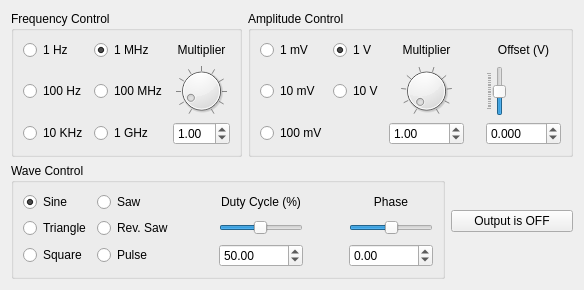
Above: instruments/signal_gen.ui from pfjarschel/virtual-telecom-lab before the change. Below: the same form after it.
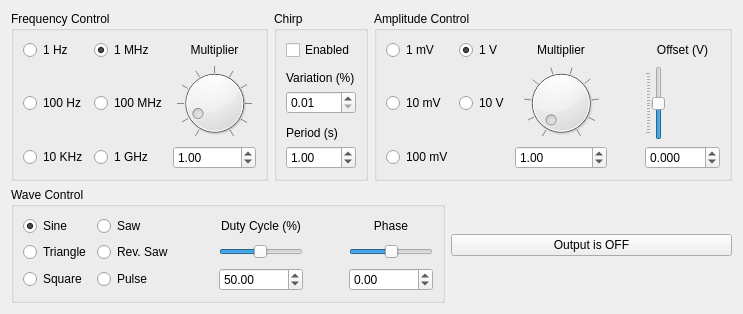
That is the form after the change.

The edit to the form file:
```diff
--- a/instruments/signal_gen.ui
+++ b/instruments/signal_gen.ui
@@ -6,8 +6,8 @@
    <rect>
     <x>0</x>
     <y>0</y>
-    <width>584</width>
-    <height>289</height>
+    <width>743</width>
+    <height>314</height>
    </rect>
   </property>
   <property name="windowTitle">
@@ -25,31 +25,7 @@
         <string>Frequency Control</string>
        </property>
        <layout class="QGridLayout" name="gridLayout_2">
-        <item row="0" column="1">
-         <widget class="QRadioButton" name="f1mhzCheck">
-          <property name="text">
-           <string>1 MHz</string>
-          </property>
-          <property name="checked">
-           <bool>true</bool>
-          </property>
-         </widget>
-        </item>
-        <item row="1" column="0">
-         <widget class="QRadioButton" name="f100hzCheck">
-          <property name="text">
-           <string>100 Hz</string>
-          </property>
-         </widget>
-        </item>
-        <item row="3" column="0">
-         <widget class="QRadioButton" name="f10khzCheck">
-          <property name="text">
-           <string>10 KHz</string>
-          </property>
-         </widget>
-        </item>
-        <item row="1" column="2">
+        <item row="3" column="2">
          <widget class="QDial" name="fmultDial">
           <property name="minimum">
            <number>10</number>
@@ -74,17 +50,7 @@
           </property>
          </widget>
         </item>
-        <item row="1" column="1">
-         <widget class="QRadioButton" name="f100mhzCheck">
-          <property name="text">
-           <string>100 MHz</string>
-          </property>
-          <property name="checked">
-           <bool>false</bool>
-          </property>
-         </widget>
-        </item>
-        <item row="3" column="1">
+        <item row="5" column="1">
          <widget class="QRadioButton" name="f1ghzCheck">
           <property name="text">
            <string>1 GHz</string>
@@ -98,6 +64,40 @@
           </property>
          </widget>
         </item>
+        <item row="3" column="1">
+         <widget class="QRadioButton" name="f100mhzCheck">
+          <property name="text">
+           <string>100 MHz</string>
+          </property>
+          <property name="checked">
+           <bool>false</bool>
+          </property>
+         </widget>
+        </item>
+        <item row="3" column="0">
+         <widget class="QRadioButton" name="f100hzCheck">
+          <property name="text">
+           <string>100 Hz</string>
+          </property>
+         </widget>
+        </item>
+        <item row="0" column="1">
+         <widget class="QRadioButton" name="f1mhzCheck">
+          <property name="text">
+           <string>1 MHz</string>
+          </property>
+          <property name="checked">
+           <bool>true</bool>
+          </property>
+         </widget>
+        </item>
+        <item row="5" column="0">
+         <widget class="QRadioButton" name="f10khzCheck">
+          <property name="text">
+           <string>10 KHz</string>
+          </property>
+         </widget>
+        </item>
         <item row="0" column="2">
          <widget class="QLabel" name="label">
           <property name="text">
@@ -108,7 +108,7 @@
           </property>
          </widget>
         </item>
-        <item row="3" column="2">
+        <item row="5" column="2">
          <widget class="QDoubleSpinBox" name="fmultSpin">
           <property name="keyboardTracking">
            <bool>false</bool>
@@ -130,6 +130,102 @@
        </layout>
       </widget>
      </item>
+     <item>
+      <widget class="QGroupBox" name="groupBox_4">
+       <property name="title">
+        <string>Chirp</string>
+       </property>
+       <layout class="QGridLayout" name="gridLayout_5">
+        <item row="1" column="0">
+         <spacer name="verticalSpacer">
+          <property name="orientation">
+           <enum>Qt::Vertical</enum>
+          </property>
+          <property name="sizeHint" stdset="0">
+           <size>
+            <width>20</width>
+            <height>40</height>
+           </size>
+          </property>
+         </spacer>
+        </item>
+        <item row="2" column="0">
+         <layout class="QVBoxLayout" name="verticalLayout">
+          <item>
+           <widget class="QLabel" name="label_7">
+            <property name="text">
+             <string>Variation (%)</string>
+            </property>
+           </widget>
+          </item>
+          <item>
+           <widget class="QDoubleSpinBox" name="chirpvarSpin">
+            <property name="keyboardTracking">
+             <bool>false</bool>
+            </property>
+            <property name="decimals">
+             <number>2</number>
+            </property>
+            <property name="minimum">
+             <double>0.010000000000000</double>
+            </property>
+            <property name="maximum">
+             <double>100.000000000000000</double>
+            </property>
+           </widget>
+          </item>
+         </layout>
+        </item>
+        <item row="4" column="0">
+         <layout class="QVBoxLayout" name="verticalLayout_2">
+          <item>
+           <widget class="QLabel" name="label_6">
+            <property name="text">
+             <string>Period (s)</string>
+            </property>
+           </widget>
+          </item>
+          <item>
+           <widget class="QDoubleSpinBox" name="chirptSpin">
+            <property name="keyboardTracking">
+             <bool>false</bool>
+            </property>
+            <property name="minimum">
+             <double>0.010000000000000</double>
+            </property>
+            <property name="maximum">
+             <double>100.000000000000000</double>
+            </property>
+            <property name="value">
+             <double>1.000000000000000</double>
+            </property>
+           </widget>
+          </item>
+         </layout>
+        </item>
+        <item row="0" column="0">
+         <widget class="QCheckBox" name="chirpCheck">
+          <property name="text">
+           <string>Enabled</string>
+          </property>
+         </widget>
+        </item>
+        <item row="3" column="0">
+         <spacer name="verticalSpacer_2">
+          <property name="orientation">
+           <enum>Qt::Vertical</enum>
+          </property>
+          <property name="sizeHint" stdset="0">
+           <size>
+            <width>20</width>
+            <height>40</height>
+           </size>
+          </property>
+         </spacer>
+        </item>
+       </layout>
+      </widget>
+     </item>
      <item>
       <widget class="QGroupBox" name="groupBox_2">
        <property name="title">
```
Left out of the diff: 118 changed lines with no effect on the pictures.
